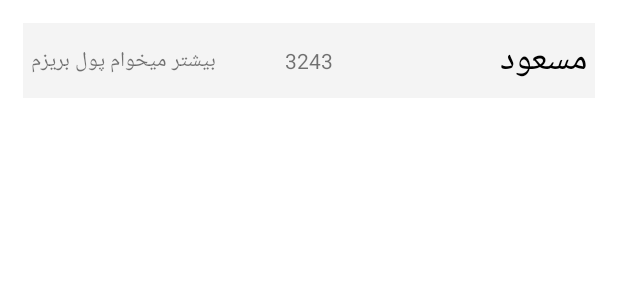
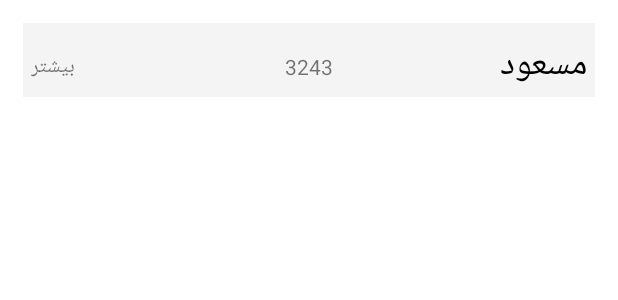
Before and after one commit to masoudalipoor/IHomeByMe, an Android app: the layout fund_list.xml on its own in the app's theme, with its tools: preview values and no code run, on a phone screen of 412 x 824 dp. Shown: the top 300 px of the screen. Run offline under Robolectric (Android 15) with nearby library versions, the phone set to English and light mode, and no system bars.

```diff
--- a/app/src/main/java/com/example/ihomebyme/db/dao/ProjectDao.kt
+++ b/app/src/main/java/com/example/ihomebyme/db/dao/ProjectDao.kt
@@ -1,6 +1,7 @@
 package com.example.ihomebyme.db.dao
 
 import androidx.lifecycle.LiveData
+import androidx.lifecycle.MutableLiveData
 import androidx.room.*
 import com.example.ihomebyme.db.entity.ProjectEntity
 
--- a/app/src/main/java/com/example/ihomebyme/db/dao/QueryUtils.kt
+++ b/app/src/main/java/com/example/ihomebyme/db/dao/QueryUtils.kt
@@ -13,6 +13,7 @@ object QueryUtils {
      */
     const val TABLE_FUND = "funds"
     const val QUERY_GET_ALL_FUND = "SELECT * FROM $TABLE_FUND"
+    const val QUERY_UPDATE_FUND = "Update $TABLE_FUND set fundPay=:extraMony Where fundName=:name"
 
 
 }
--- a/app/src/main/java/com/example/ihomebyme/db/entity/FundEntity.kt
+++ b/app/src/main/java/com/example/ihomebyme/db/entity/FundEntity.kt
@@ -4,7 +4,7 @@ import androidx.room.Entity
 import androidx.room.PrimaryKey
 
 @Entity(tableName = "funds")
-data class FundEntity(var fundName: String, var fundPay: Double) {
+data class FundEntity(var fundName: String, var fundPay: Long) {
 
     @PrimaryKey(autoGenerate = true)
     var id: Long? = null
--- a/app/src/main/java/com/example/ihomebyme/di/DatabaseModule.kt
+++ b/app/src/main/java/com/example/ihomebyme/di/DatabaseModule.kt
@@ -8,18 +8,21 @@ import com.example.ihomebyme.db.dao.ProjectDao
 import dagger.Module
 import dagger.Provides
 import dagger.hilt.InstallIn
+import dagger.hilt.android.components.ActivityRetainedComponent
 import dagger.hilt.android.components.ApplicationComponent
 import dagger.hilt.android.qualifiers.ApplicationContext
+import dagger.hilt.android.scopes.ActivityRetainedScoped
 import javax.inject.Singleton
 
 @Module
 @InstallIn(ApplicationComponent::class)
-class DatabaseModule {
+object DatabaseModule {
 
     @Singleton
     @Provides
     fun provideDatabase(@ApplicationContext context: Context) =
         Room.databaseBuilder(context, HomeByMeDatabase::class.java, "homebyme").build()
+
 
 
     @Provides
--- a/app/src/main/java/com/example/ihomebyme/fragment/ViewModelUtils.kt
+++ b/app/src/main/java/com/example/ihomebyme/fragment/ViewModelUtils.kt
@@ -10,3 +10,9 @@ inline fun <reified R : ViewModel> Fragment.viewModel() = lazy { getViewModel<R>
 
 inline fun <reified R : ViewModel> Fragment.getViewModel() =
      ViewModelProviders.of(this).get(R::class.java)
+
+
+inline fun <reified R : ViewModel> view() = getview<R>()
+
+inline fun <reified R > getview() =
+     R::class.java
--- a/app/src/main/res/layout/fund_list.xml
+++ b/app/src/main/res/layout/fund_list.xml
@@ -1,8 +1,9 @@
 <?xml version="1.0" encoding="utf-8"?>
 <androidx.constraintlayout.widget.ConstraintLayout xmlns:android="http://schemas.android.com/apk/res/android"
     xmlns:app="http://schemas.android.com/apk/res-auto"
+    android:id="@+id/topRl"
     android:layout_width="match_parent"
-    android:layout_height="50dp"
+    android:layout_height="wrap_content"
     android:layout_margin="15dp"
     android:background="@color/item">
 
@@ -10,11 +11,11 @@
         android:id="@+id/fundNameTextView"
         android:layout_width="wrap_content"
         android:layout_height="wrap_content"
+        android:layout_marginTop="8dp"
         android:layout_marginEnd="5dp"
         android:text="مسعود"
         android:textColor="@color/black"
         android:textSize="24sp"
-        app:layout_constraintBottom_toBottomOf="parent"
         app:layout_constraintEnd_toEndOf="parent"
         app:layout_constraintTop_toTopOf="parent" />
 
@@ -23,19 +24,54 @@
         android:layout_width="wrap_content"
         android:layout_height="wrap_content"
         android:text="3243"
-        app:layout_constraintBottom_toBottomOf="parent"
+        app:layout_constraintBottom_toBottomOf="@+id/fundNameTextView"
         app:layout_constraintEnd_toEndOf="parent"
         app:layout_constraintStart_toStartOf="parent"
-        app:layout_constraintTop_toTopOf="parent" />
+        app:layout_constraintTop_toTopOf="@+id/fundNameTextView" />
 
     <TextView
         android:id="@+id/addExtraPayTextView"
         android:layout_width="wrap_content"
         android:layout_height="wrap_content"
         android:layout_marginStart="5dp"
-        android:text="بیشتر میخوام پول بریزم"
-        app:layout_constraintBottom_toBottomOf="parent"
+        android:text="بیشتر"
+        app:layout_constraintBottom_toBottomOf="@+id/fundPayTextView"
         app:layout_constraintStart_toStartOf="parent"
-        app:layout_constraintTop_toTopOf="parent" />
+        app:layout_constraintTop_toTopOf="@+id/fundPayTextView" />
+
+    <androidx.constraintlayout.widget.ConstraintLayout
+        android:id="@+id/addNewInfoRl"
+        android:layout_width="match_parent"
+        android:layout_height="wrap_content"
+        android:background="@color/item"
+        android:visibility="gone"
+        app:layout_constraintTop_toBottomOf="@+id/fundNameTextView">
+
+        <EditText
+            android:id="@+id/fundPayEditText"
+            android:layout_width="match_parent"
+            android:layout_height="wrap_content"
+            android:layout_marginTop="15dp"
+            app:layout_constraintTop_toTopOf="parent" />
+
+        <Button
+            android:id="@+id/confirmNewInfoButton"
+            android:layout_width="wrap_content"
+            android:layout_height="wrap_content"
+            android:layout_marginStart="5dp"
+            android:layout_marginTop="5dp"
+            android:text="تایید"
+            app:layout_constraintStart_toStartOf="parent"
+            app:layout_constraintTop_toBottomOf="@+id/fundPayEditText" />
+
+        <androidx.appcompat.widget.AppCompatCheckBox
+            android:layout_width="wrap_content"
+            android:layout_height="wrap_content"
+            android:layout_marginEnd="5dp"
+            android:text="پروژه یک"
+            app:layout_constraintEnd_toEndOf="parent"
+            app:layout_constraintTop_toBottomOf="@+id/fundPayEditText" />
+
+    </androidx.constraintlayout.widget.ConstraintLayout>
 
 </androidx.constraintlayout.widget.ConstraintLayout>
```
Also changed, not shown: app/src/main/java/com/example/ihomebyme/adapter/FundAdapter.kt (+28 -4 lines), app/src/main/java/com/example/ihomebyme/adapter/ProjectAdapter.kt (+18 -6 lines), app/src/main/java/com/example/ihomebyme/db/dao/FundDao.kt (+5 -4 lines), app/src/main/java/com/example/ihomebyme/fragment/fund/FundFragment.kt (+14 -7 lines), app/src/main/java/com/example/ihomebyme/fragment/projects/ProjectFragment.kt (+16 -4 lines), app/src/main/java/com/example/ihomebyme/fragment/projects/ProjectViewModel.kt (+6 -5 lines), app/src/main/res/layout/fragment_found.xml (+8 -8 lines).
